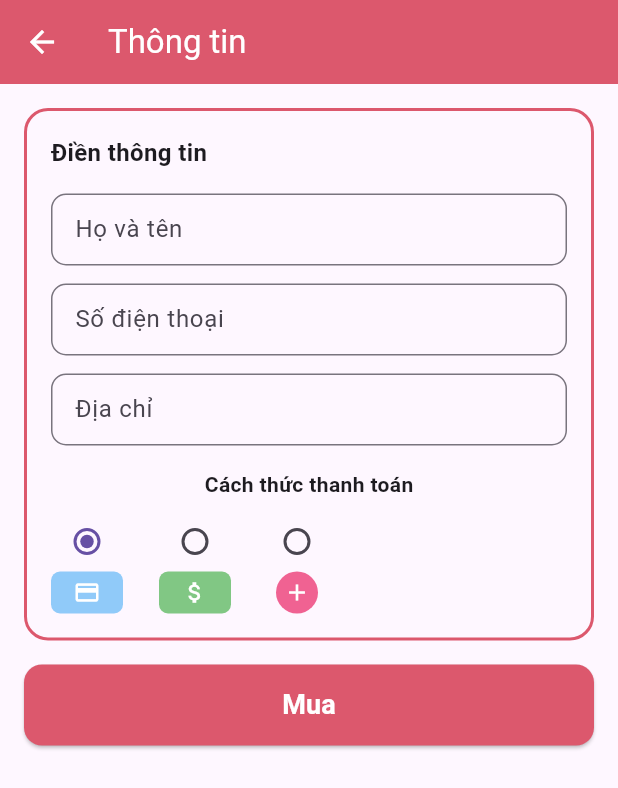
After one commit to AlexCrisTin/cafeapp, a Flutter app: the CheckoutPage screen opened directly, on a phone screen of 412 x 824 dp. The commit adds this screen. Shown: the top 788 px of the screen. Run offline on Flutter 3.47's test engine with Material 3 defaults, Android fonts, the phone set to English and light mode, and no system bars; network calls fail.

Commit message:
more content

```diff
--- /dev/null
+++ b/lib/data/cart_service.dart
@@ -0,0 +1,56 @@
+import 'package:cafeproject/data/product_data.dart';
+
+class CartItem {
+  final Product product;
+  int quantity;
+
+  CartItem({required this.product, this.quantity = 1});
+}
+
+class CartService {
+  static final List<CartItem> _items = [];
+
+  static List<CartItem> get items => List.unmodifiable(_items);
+
+  static void addToCart(Product product, {int quantity = 1}) {
+    final index = _items.indexWhere((it) => it.product.id == product.id);
+    if (index >= 0) {
+      _items[index].quantity += quantity;
+    } else {
+      _items.add(CartItem(product: product, quantity: quantity));
+    }
+  }
+
+  static void removeFromCart(String productId) {
+    _items.removeWhere((it) => it.product.id == productId);
+  }
+
+  static void updateQuantity(String productId, int quantity) {
+    final index = _items.indexWhere((it) => it.product.id == productId);
+    if (index >= 0) {
+      _items[index].quantity = quantity.clamp(1, 9999);
+    }
+  }
+
+  static void increaseQuantity(String productId) {
+    final index = _items.indexWhere((it) => it.product.id == productId);
+    if (index >= 0) {
+      _items[index].quantity += 1;
+    }
+  }
+
+  static void decreaseQuantity(String productId) {
+    final index = _items.indexWhere((it) => it.product.id == productId);
+    if (index >= 0) {
+      _items[index].quantity = (_items[index].quantity - 1).clamp(1, 9999);
+    }
+  }
+
+  static int get totalQuantity => _items.fold(0, (sum, it) => sum + it.quantity);
+
+  static double get totalPrice => _items.fold(0.0, (sum, it) => sum + it.product.price * it.quantity);
+
+  static void clear() {
+    _items.clear();
+  }
+}
--- /dev/null
+++ b/lib/data/orders_service.dart
@@ -0,0 +1,73 @@
+import 'package:cafeproject/data/cart_service.dart';
+import 'package:cafeproject/data/product_data.dart';
+
+enum OrderStatus { pending, completed }
+
+class OrderItem {
+  final Product product;
+  final int quantity;
+
+  OrderItem({required this.product, required this.quantity});
+}
+
+class Order {
+  final String id;
+  final String customerName;
+  final String phone;
+  final String address;
+  final String paymentMethod; // card, cash, other
+  final List<OrderItem> items;
+  OrderStatus status;
+
+  Order({
+    required this.id,
+    required this.customerName,
+    required this.phone,
+    required this.address,
+    required this.paymentMethod,
+    required this.items,
+    this.status = OrderStatus.pending,
+  });
+
+  double get totalPrice => items
+      .fold(0.0, (sum, it) => sum + (it.product.price * it.quantity));
+}
+
+class OrdersService {
+  static final List<Order> _orders = [];
+
+  static List<Order> get orders => List.unmodifiable(_orders);
+
+  static Order createOrder({
+    required String name,
+    required String phone,
+    required String address,
+    required String payment,
+    required List<CartItem> cartItems,
+  }) {
+    final order = Order(
+      id: DateTime.now().millisecondsSinceEpoch.toString(),
+      customerName: name,
+      phone: phone,
+      address: address,
+      paymentMethod: payment,
+      items: cartItems
+          .map((ci) => OrderItem(product: ci.product, quantity: ci.quantity))
+          .toList(),
+    );
+    _orders.add(order);
+    return order;
+  }
+
+  static void completeOrder(String orderId) {
+    final index = _orders.indexWhere((o) => o.id == orderId);
+    if (index >= 0) {
+      _orders[index].status = OrderStatus.completed;
+      _orders.removeAt(index);
+    }
+  }
+
+  static void clear() {
+    _orders.clear();
+  }
+}
--- /dev/null
+++ b/lib/home/checkout_page.dart
@@ -0,0 +1,191 @@
+import 'package:flutter/material.dart';
+import 'package:cafeproject/data/cart_service.dart';
+import 'package:cafeproject/data/orders_service.dart';
+import 'package:cafeproject/profile/orders_page.dart';
+
+class CheckoutPage extends StatefulWidget {
+  const CheckoutPage({super.key});
+
+  @override
+  State<CheckoutPage> createState() => _CheckoutPageState();
+}
+
+class _CheckoutPageState extends State<CheckoutPage> {
+  final TextEditingController _nameController = TextEditingController();
+  final TextEditingController _phoneController = TextEditingController();
+  final TextEditingController _addressController = TextEditingController();
+
+  String _payment = 'card';
+
+  @override
+  void dispose() {
+    _nameController.dispose();
+    _phoneController.dispose();
+    _addressController.dispose();
+    super.dispose();
+  }
+
+  @override
+  Widget build(BuildContext context) {
+    return Scaffold(
+      appBar: AppBar(
+        title: Text('Thông tin'),
+        backgroundColor: Color(0xFFDC586D),
+        foregroundColor: Colors.white,
+      ),
+      body: SafeArea(
+        child: Padding(
+          padding: EdgeInsets.all(16),
+          child: Column(
+            crossAxisAlignment: CrossAxisAlignment.stretch,
+            children: [
+              Container(
+                padding: EdgeInsets.all(16),
+                decoration: BoxDecoration(
+                  borderRadius: BorderRadius.circular(16),
+                  border: Border.all(color: Color(0xFFDC586D), width: 2),
+                ),
+                child: Column(
+                  crossAxisAlignment: CrossAxisAlignment.start,
+                  children: [
+                    Text('Điền thông tin', style: TextStyle(fontSize: 16, fontWeight: FontWeight.w700)),
+                    SizedBox(height: 16),
+                    TextField(
+                      controller: _nameController,
+                      decoration: InputDecoration(
+                        hintText: 'Họ và tên',
+                        border: OutlineInputBorder(borderRadius: BorderRadius.circular(10)),
+                        contentPadding: EdgeInsets.symmetric(horizontal: 12, vertical: 12),
+                      ),
+                    ),
+                    SizedBox(height: 12),
+                    TextField(
+                      controller: _phoneController,
+                      keyboardType: TextInputType.phone,
+                      decoration: InputDecoration(
+                        hintText: 'Số điện thoại',
+                        border: OutlineInputBorder(borderRadius: BorderRadius.circular(10)),
+                        contentPadding: EdgeInsets.symmetric(horizontal: 12, vertical: 12),
+                      ),
+                    ),
+                    SizedBox(height: 12),
+                    TextField(
+                      controller: _addressController,
+                      decoration: InputDecoration(
+                        hintText: 'Địa chỉ',
+                        border: OutlineInputBorder(borderRadius: BorderRadius.circular(10)),
+                        contentPadding: EdgeInsets.symmetric(horizontal: 12, vertical: 12),
+                      ),
+                    ),
+                    SizedBox(height: 16),
+                    Center(child: Text('Cách thức thanh toán', style: TextStyle(fontWeight: FontWeight.w600))),
+                    SizedBox(height: 8),
+                    Row(
+                      mainAxisAlignment: MainAxisAlignment.start,
+                      children: [
+                        Column(
+                          children: [
+                            Radio<String>(
+                              value: 'card',
+                              groupValue: _payment,
+                              onChanged: (v) => setState(() => _payment = v ?? 'card'),
+                              visualDensity: VisualDensity.compact,
+                            ),
+                            Container(
+                              width: 48,
+                              height: 28,
+                              decoration: BoxDecoration(
+                                borderRadius: BorderRadius.circular(6),
+                                color: Colors.blue[200],
+                              ),
+                              child: Icon(Icons.credit_card, size: 18, color: Colors.white),
+                            ),
+                          ],
+                        ),
+                        SizedBox(width: 24),
+                        Column(
+                          children: [
+                            Radio<String>(
+                              value: 'cash',
+                              groupValue: _payment,
+                              onChanged: (v) => setState(() => _payment = v ?? 'cash'),
+                              visualDensity: VisualDensity.compact,
+                            ),
+                            Container(
+                              width: 48,
+                              height: 28,
+                              decoration: BoxDecoration(
+                                borderRadius: BorderRadius.circular(6),
+                                color: Colors.green[300],
+                              ),
+                              child: Icon(Icons.attach_money, size: 18, color: Colors.white),
+                            ),
+                          ],
+                        ),
+                        SizedBox(width: 24),
+                        Column(
+                          children: [
+                            Radio<String>(
+                              value: 'other',
+                              groupValue: _payment,
+                              onChanged: (v) => setState(() => _payment = v ?? 'other'),
+                              visualDensity: VisualDensity.compact,
+                            ),
+                            Container(
+                              width: 28,
+                              height: 28,
+                              decoration: BoxDecoration(
+                                shape: BoxShape.circle,
+                                color: Colors.pink[300],
+                              ),
+                              child: Icon(Icons.add, size: 18, color: Colors.white),
+                            ),
+                          ],
+                        ),
+                      ],
+                    ),
+                  ],
+                ),
+              ),
+              SizedBox(height: 16),
+              Container(
+                width: double.infinity,
+                child: ElevatedButton(
+                  onPressed: () {
+                    if (_nameController.text.trim().isEmpty ||
+                        _phoneController.text.trim().isEmpty ||
+                        _addressController.text.trim().isEmpty) {
+                      ScaffoldMessenger.of(context).showSnackBar(
+                        SnackBar(content: Text('Vui lòng điền đủ thông tin')),
+                      );
+                      return;
+                    }
+                    OrdersService.createOrder(
+                      name: _nameController.text.trim(),
+                      phone: _phoneController.text.trim(),
+                      address: _addressController.text.trim(),
+                      payment: _payment,
+                      cartItems: CartService.items,
+                    );
+                    CartService.clear();
+                    Navigator.of(context).pushAndRemoveUntil(
+                      MaterialPageRoute(builder: (_) => const OrdersPage()),
+                      (route) => route.isFirst,
+                    );
+                  },
+                  style: ElevatedButton.styleFrom(
+                    backgroundColor: Color(0xFFDC586D),
+                    foregroundColor: Colors.white,
+                    padding: EdgeInsets.symmetric(vertical: 14),
+                    shape: RoundedRectangleBorder(borderRadius: BorderRadius.circular(12)),
+                  ),
+                  child: Text('Mua', style: TextStyle(fontSize: 18, fontWeight: FontWeight.w600)),
+                ),
+              ),
+            ],
+          ),
+        ),
+      ),
+    );
+  }
+}
--- a/lib/home/itemdetail.dart
+++ b/lib/home/itemdetail.dart
@@ -1,5 +1,6 @@
 import 'package:flutter/material.dart';
 import 'package:cafeproject/data/product_data.dart';
+import 'package:cafeproject/data/cart_service.dart';
 
 class ItemDetailPage extends StatelessWidget {
   final Product product;
@@ -85,6 +86,7 @@ class ItemDetailPage extends StatelessWidget {
               width: double.infinity,
               child: ElevatedButton(
                 onPressed: () {
+                  CartService.addToCart(product);
                   ScaffoldMessenger.of(context).showSnackBar(
                     SnackBar(content: Text('Đã thêm ${product.name} vào giỏ hàng!')),
                   );
--- a/lib/profile/main_under.dart
+++ b/lib/profile/main_under.dart
@@ -11,7 +11,8 @@ class MainUnder extends StatefulWidget {
 class _MainUnderState extends State<MainUnder> {
   @override
   Widget build(BuildContext context) {
-    return Column(
+    return SingleChildScrollView(
+      child: Column(
         children: [
           Row(
             mainAxisAlignment: MainAxisAlignment.spaceBetween,
@@ -127,6 +128,8 @@ class _MainUnderState extends State<MainUnder> {
                 ),
               ),
         ],
+      ),
+
     );
   }
 }
--- a/lib/profile/profile_page.dart
+++ b/lib/profile/profile_page.dart
@@ -13,7 +13,7 @@ class ProfilePage extends StatelessWidget {
             color: Colors.red,
             height: 200,
           ),
-          MainUnder(),
+          Expanded(child: MainUnder()),
         ],
       ),
     );
```
Also changed, not shown: lib/home/shopping_page.dart (+57 -17 lines), lib/profile/order_detail_page.dart (added, +75 -0 lines), lib/profile/order_success_page.dart (added, +29 -0 lines), lib/profile/orders_page.dart (+24 -3 lines), lib/search/search_page.dart (+82 -2 lines). Lines whose indentation alone changed are shown as unchanged.
